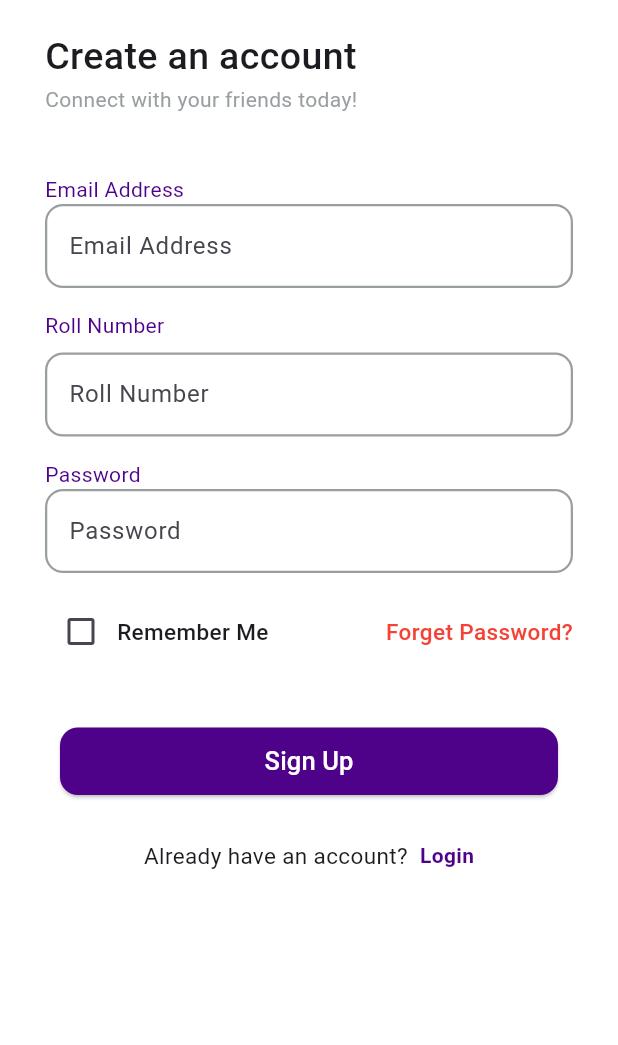
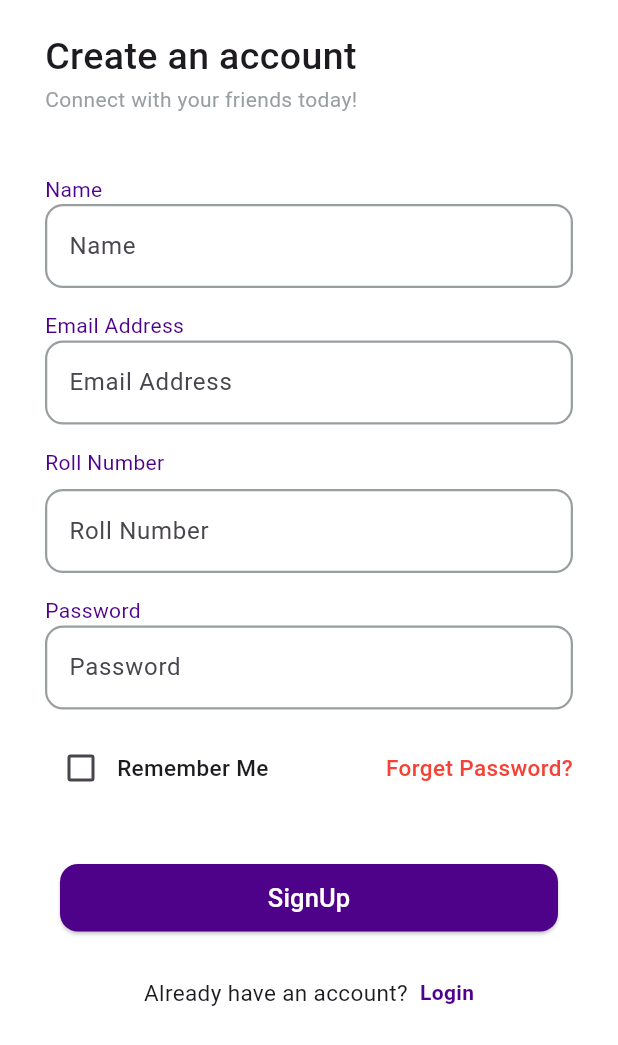
Before and after one commit to aric1605/elective_course_management, a Flutter app: the Register screen opened by its route, on a phone screen of 412 x 824 dp. Shown: the top 1045 px of the screen. Run offline on Flutter 3.47's test engine with Material 3 defaults, Android fonts, the phone set to English and light mode, and no system bars; our stand-ins replace cloud_firestore, firebase_auth, firebase_core, get, toastification; missing offline and left inert: fl_country_code_picker, super_animated_navigation_bar; accounts and stored records are empty; Roboto replaces fonts that are missing (Manrope, Maprope).

Commit message:
Add Completed Auth Controller And Integrated Basic Email And Password Firebase Integration

```diff
--- a/lib/Constants/course_details.dart
+++ b/lib/Constants/course_details.dart
@@ -1,5 +1,3 @@
-import 'package:flutter/material.dart';
-
 class courseDetail {
   final String courseName;
   final String courseRating;
--- a/lib/Constants/home_courses_utils.dart
+++ b/lib/Constants/home_courses_utils.dart
@@ -1,5 +1,3 @@
-import 'package:flutter/material.dart';
-
 class HomeCoursesUtils {
   final String courseName;
   final String courseRating;
--- /dev/null
+++ b/lib/Modals/user.dart
@@ -0,0 +1,29 @@
+import 'package:cloud_firestore/cloud_firestore.dart';
+
+class myUser {
+  final String name;
+  final String email;
+  final String uid;
+  final String rollNo;
+
+  myUser({
+    required this.name,
+    required this.email,
+    required this.uid,
+    required this.rollNo,
+  });
+
+  Map<String, dynamic> toJson() {
+    return {"name": name, "email": email, "uid": uid, "rollNo": rollNo};
+  }
+
+  static myUser fromSnap(DocumentSnapshot snap) {
+    var snapshot = snap.data() as Map<String, dynamic>;
+    return myUser(
+      name: snapshot['name'],
+      email: snapshot['email'],
+      uid: snapshot['uid'],
+      rollNo: snapshot['rollNo'],
+    );
+  }
+}
--- a/lib/Pages/MainActivity.dart
+++ b/lib/Pages/MainActivity.dart
@@ -17,9 +17,7 @@ class _MainActivityState extends State<mainActivity> {
 
   @override
   Widget build(BuildContext context) {
-    return MaterialApp(
-      debugShowCheckedModeBanner: false,
-      home: Scaffold(
+    return Scaffold(
       backgroundColor: Colors.grey[100],
       body: SafeArea(child: _pages[_currentIndex]),
       bottomNavigationBar: SuperAnimatedNavBar(
@@ -74,7 +72,6 @@ class _MainActivityState extends State<mainActivity> {
           ),
         ],
       ),
-      ),
     );
   }
 }
--- a/lib/Pages/login.dart
+++ b/lib/Pages/login.dart
@@ -82,7 +82,11 @@ class _LoginState extends State<Login> {
                           SizedBox(height: 40),
 
                           //Login Section
-                          LoginButton(buttonText: "Login"),
+                          LoginButton(
+                            buttonText: "Login",
+                            emailController: widget._emailController,
+                            passwordController: widget._passwordController,
+                          ),
                           SizedBox(height: 30),
 
                           //Don't Have Account Sectino
--- a/lib/Pages/register.dart
+++ b/lib/Pages/register.dart
@@ -1,6 +1,8 @@
 import 'package:elective_course_management/Constants/colors.dart';
+import 'package:elective_course_management/Controller/Auth_controller.dart';
 import 'package:elective_course_management/Widgets/already_have_account.dart';
 import 'package:elective_course_management/Widgets/email_widget.dart';
+import 'package:elective_course_management/Widgets/name_text_widget.dart';
 import 'package:elective_course_management/Widgets/password_widget.dart';
 import 'package:elective_course_management/Widgets/phone_widget.dart';
 import 'package:elective_course_management/Widgets/remember_me_now.dart';
@@ -14,6 +16,7 @@ class Register extends StatefulWidget {
   TextEditingController _emailController = new TextEditingController();
   TextEditingController _passwordController = new TextEditingController();
   TextEditingController _rollController = new TextEditingController();
+  TextEditingController _nameController = new TextEditingController();
 
   @override
   State<Register> createState() => _RegisterState();
@@ -60,6 +63,14 @@ class _RegisterState extends State<Register> {
                           ),
                           SizedBox(height: 40),
 
+                          //Name Section
+                          NameWidget(),
+                          CustomTextField(
+                            hintText: "Name",
+                            controller: widget._nameController,
+                          ),
+                          SizedBox(height: 15),
+
                           //Email Section
                           EmailWidget(),
                           CustomTextField(
@@ -91,7 +102,14 @@ class _RegisterState extends State<Register> {
                           SizedBox(height: 40),
 
                           //Sign Up Section
-                          SignupButton(buttonText: "Sign Up"),
+                          SignupButton(
+                            buttonText: "SignUp",
+                            emailController: widget._emailController,
+                            passwordController: widget._passwordController,
+                            nameController: widget._nameController,
+                            rollController: widget._rollController,
+                          ),
+
                           SizedBox(height: 30),
 
                           //Already Have Account Sectino
--- /dev/null
+++ b/lib/Widgets/name_text_widget.dart
@@ -0,0 +1,18 @@
+import 'package:flutter/material.dart';
+
+import '../Constants/colors.dart';
+
+class NameWidget extends StatelessWidget {
+  const NameWidget({super.key});
+
+  @override
+  Widget build(BuildContext context) {
+    return Text(
+      "Name",
+      style: TextStyle(
+        fontFamily: 'Manrope',
+        color: CustomColor.registerButtonBackground,
+      ),
+    );
+  }
+}
--- a/lib/Widgets/signup_button.dart
+++ b/lib/Widgets/signup_button.dart
@@ -1,10 +1,22 @@
 import 'package:flutter/material.dart';
 
 import '../Constants/colors.dart';
+import '../Controller/Auth_controller.dart';
 
 class SignupButton extends StatelessWidget {
-  const SignupButton({super.key, required this.buttonText});
+  const SignupButton({
+    super.key,
+    required this.buttonText,
+    required this.emailController,
+    required this.passwordController,
+    required this.nameController,
+    required this.rollController,
+  });
   final String buttonText;
+  final TextEditingController emailController;
+  final TextEditingController passwordController;
+  final TextEditingController nameController;
+  final TextEditingController rollController;
 
   @override
   Widget build(BuildContext context) {
@@ -15,7 +27,12 @@ class SignupButton extends StatelessWidget {
         height: 45,
         child: ElevatedButton(
           onPressed: () {
-            Navigator.pushReplacementNamed(context, '/home');
+            AuthController.instance.signUp(
+              nameController.text,
+              emailController.text,
+              passwordController.text,
+              rollController.text,
+            );
           },
           style: ElevatedButton.styleFrom(
             backgroundColor: CustomColor.registerButtonBackground,
```
Also changed, not shown: lib/Controller/Auth_controller.dart (+61 -2 lines), lib/Pages/NavBar Pages/ProfilePage.dart (+15 -0 lines), lib/Widgets/login_button.dart (+13 -2 lines), lib/Widgets/profile_buttons.dart (+7 -9 lines). Lines whose indentation alone changed are shown as unchanged.
